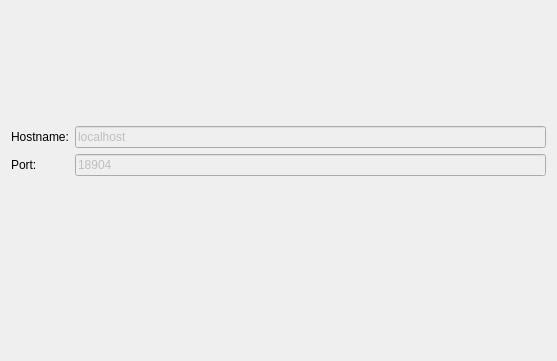
Qt form PlusRemote/Widgets/Resources/UI/qMRMLPlusServerLauncherRemoteWidget.ui (Sunderlandkyl/SlicerOpenIGTLink) before a commit.
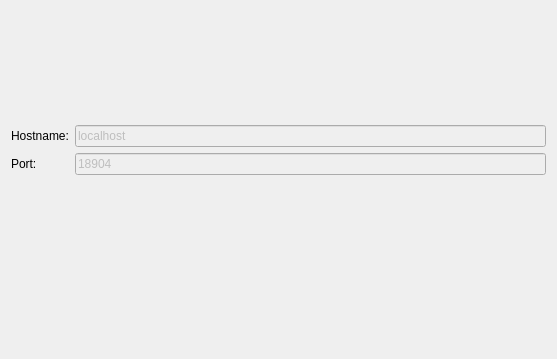
The same form after that commit. Custom widgets are drawn as their Qt base class.

```diff
--- a/PlusRemote/Widgets/Resources/UI/qMRMLPlusServerLauncherRemoteWidget.ui
+++ b/PlusRemote/Widgets/Resources/UI/qMRMLPlusServerLauncherRemoteWidget.ui
@@ -7,7 +7,7 @@
     <x>0</x>
     <y>0</y>
     <width>557</width>
-    <height>361</height>
+    <height>359</height>
    </rect>
   </property>
   <property name="windowTitle">
```
Left out of the diff: 2 changed lines with no effect on the pictures.
